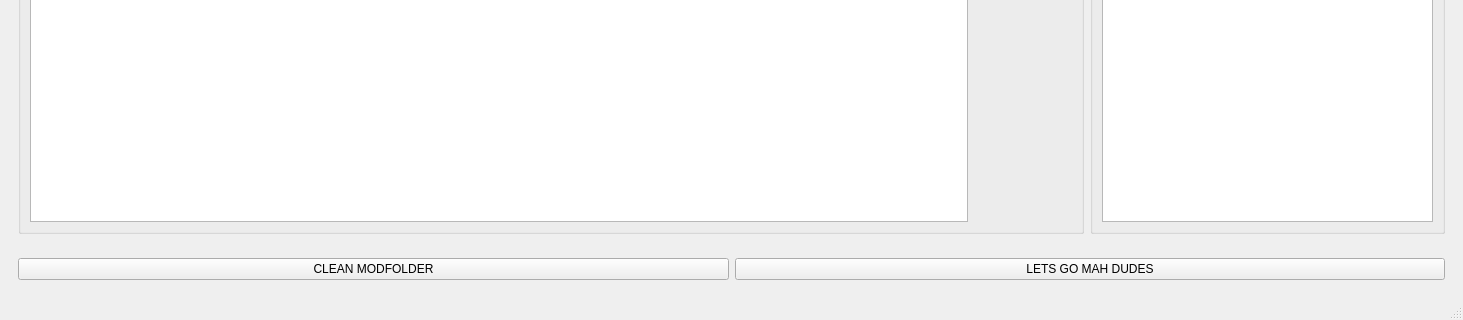
Above: ui/modbuddy.ui from OlavStornes/ModBuddy before the change; both pictures show x 0 to 1463 and y 489 to 809 of the 1463 by 809 pixel window. Below: the same form after it.
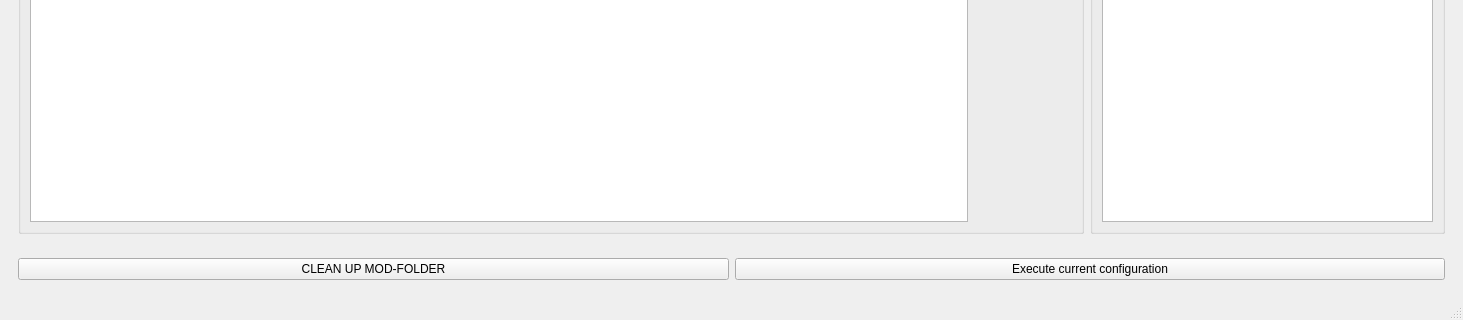
That is the form after the change.

Commit message: Clear up language of buttons

```diff
--- a/ui/modbuddy.ui
+++ b/ui/modbuddy.ui
@@ -100,7 +100,7 @@
        <item>
         <widget class="QPushButton" name="clean_modfolder_button">
          <property name="text">
-          <string>CLEAN MODFOLDER</string>
+          <string>CLEAN UP MOD-FOLDER</string>
          </property>
         </widget>
        </item>
@@ -113,7 +113,7 @@
           </size>
          </property>
          <property name="text">
-          <string>LETS GO MAH DUDES</string>
+          <string>Execute current configuration</string>
          </property>
         </widget>
        </item>
```
